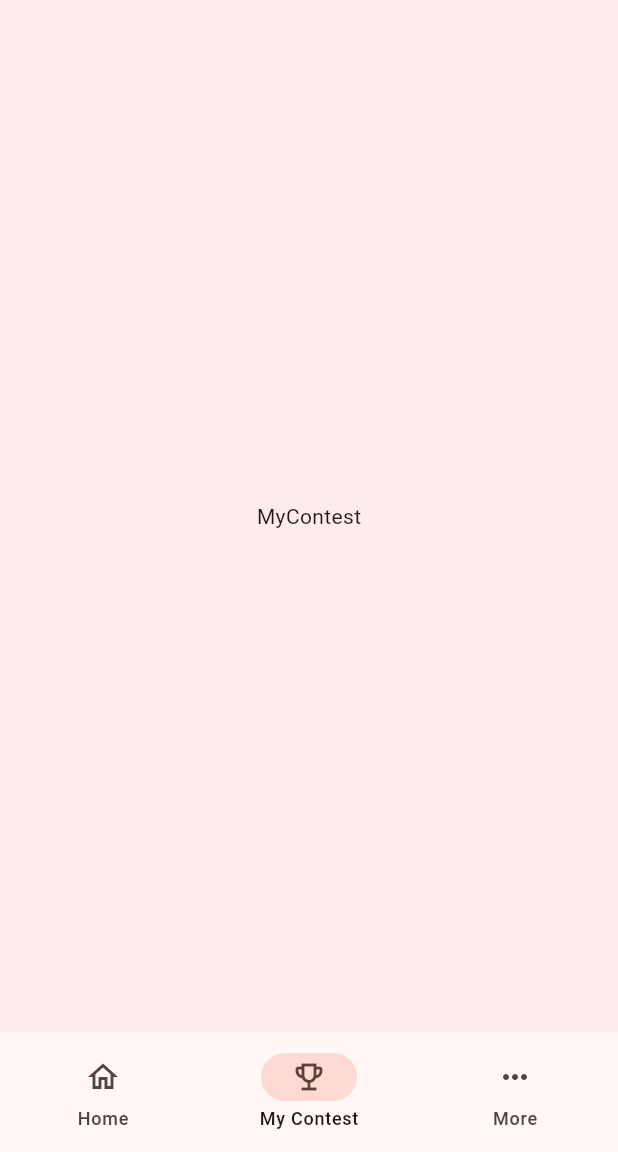
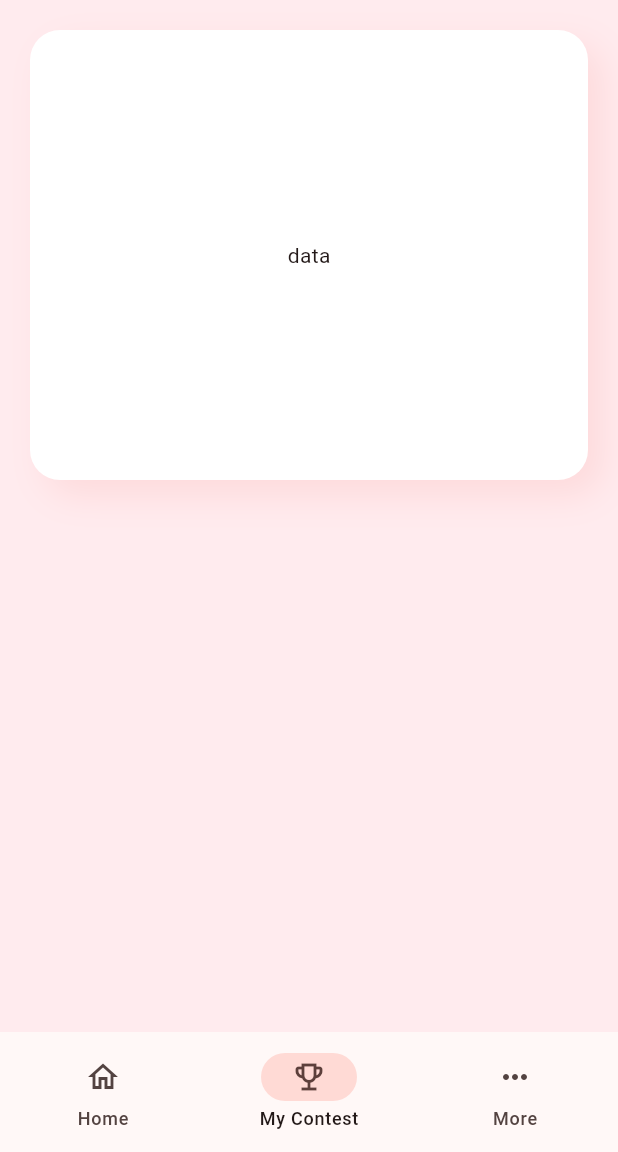
Before and after one commit to sayakmishra123/apna_cricket, a Flutter app: the screen it shows after launch, item 2 of the bottom bar chosen, on a phone screen of 412 x 824 dp, the part 84-1236 px from its top. Run offline on Flutter 3.47's test engine with Material 3 defaults, Android fonts, the phone set to English and light mode, and no system bars; our stand-ins replace get.

Commit message:
My Contest

```diff
--- a/lib/pages/homepage.dart
+++ b/lib/pages/homepage.dart
@@ -12,11 +12,14 @@ class _HomePageState extends State<HomePage> {
   Widget build(BuildContext context) {
     return Scaffold(
 backgroundColor: Colors.red[50],
-      body: Column(
-        children: [
-Text('Home'),
+      body: Center(
+        child: Column(
+          mainAxisAlignment: MainAxisAlignment.center,
+          children: [
+        Text('Home'),
 
-        ],
+          ],
+        ),
       ),
     );
 
--- a/lib/pages/mycontest.dart
+++ b/lib/pages/mycontest.dart
@@ -1,4 +1,5 @@
 import 'package:flutter/material.dart';
+import 'package:flutter/widgets.dart';
 
 class MyContest extends StatefulWidget {
   const MyContest({super.key});
@@ -13,9 +14,37 @@ class _MyContestState extends State<MyContest> {
     return  Scaffold(
 backgroundColor: Colors.red[50],
 
-      body: Center(
-        child: Text('MyContest'),
-      ),
+      body: SingleChildScrollView(
+        child: Padding(
+          padding: const EdgeInsets.all(20),
+          child: Column(
+            children: [
+              Row(
+              mainAxisAlignment: MainAxisAlignment.center,
+              children: [
+                Flexible(
+
+                  child: Container(
+                    decoration: BoxDecoration(
+                      color: Colors.white,
+                      borderRadius: BorderRadius.circular(20),
+                       boxShadow: [new BoxShadow(
+            color: Colors.red.withOpacity(0.1),
+            blurRadius: 20,
+            offset: Offset(10, 10)
+          ),]
+                    ),
+                    height: 300,
+
+
+                    child: Center(child: Text('data')),
+                  ),
+                ),
+              ],
+            )],
+          ),
+        ),
+      )
     );
   }
 }
```
